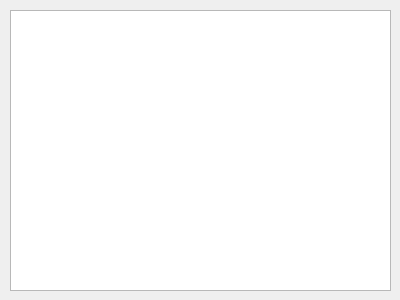
Above: TripListDialog.ui from oppaii230205/travel-agency-management before the change. Below: the same form after it.
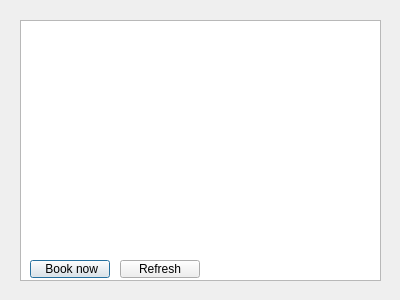
That is the form after the change.

The edit to the form file:
```diff
--- a/TripListDialog.ui
+++ b/TripListDialog.ui
@@ -16,13 +16,39 @@
   <widget class="QTableView" name="tableView">
    <property name="geometry">
     <rect>
-     <x>10</x>
-     <y>10</y>
-     <width>381</width>
-     <height>281</height>
+     <x>20</x>
+     <y>20</y>
+     <width>361</width>
+     <height>261</height>
     </rect>
    </property>
   </widget>
+  <widget class="QPushButton" name="btnBook">
+   <property name="geometry">
+    <rect>
+     <x>30</x>
+     <y>260</y>
+     <width>80</width>
+     <height>18</height>
+    </rect>
+   </property>
+   <property name="text">
+    <string> Book now</string>
+   </property>
+  </widget>
+  <widget class="QPushButton" name="btnRefresh">
+   <property name="geometry">
+    <rect>
+     <x>120</x>
+     <y>260</y>
+     <width>80</width>
+     <height>18</height>
+    </rect>
+   </property>
+   <property name="text">
+    <string>Refresh</string>
+   </property>
+  </widget>
  </widget>
  <resources/>
  <connections/>
```
